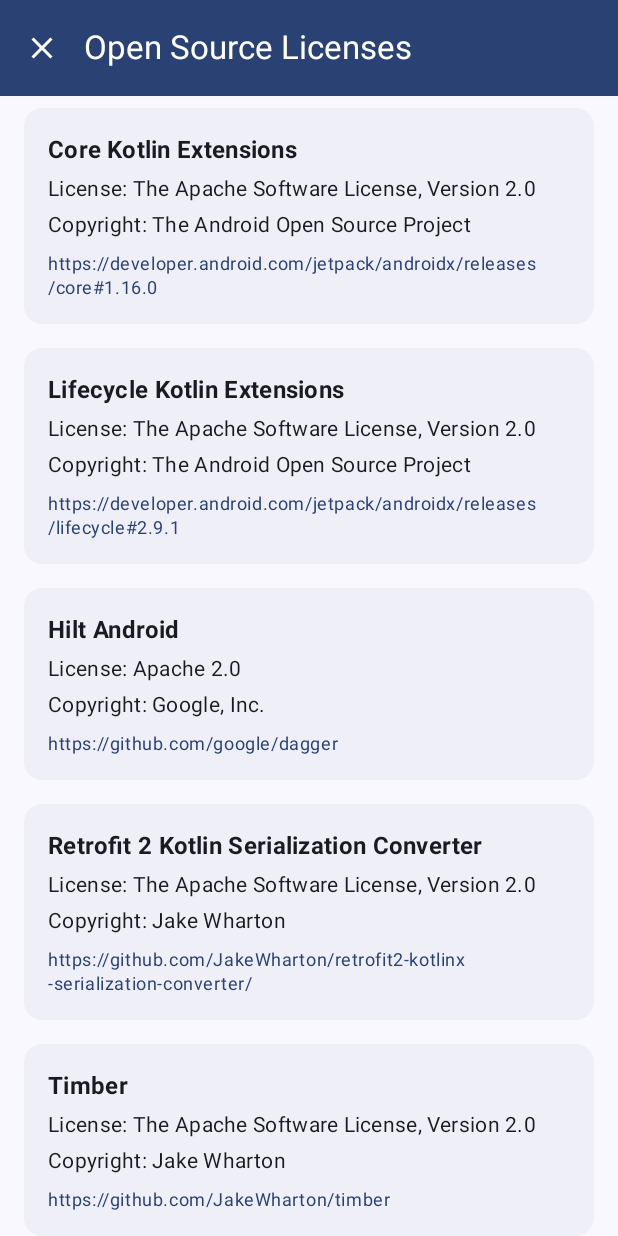
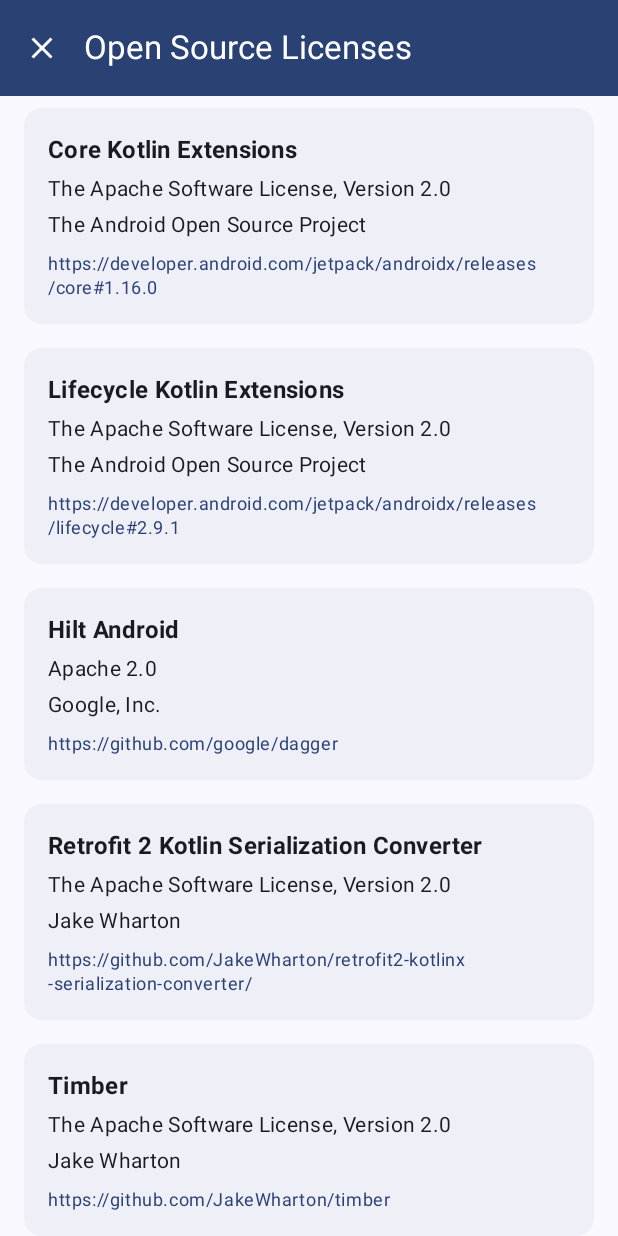
Before and after one commit to keiji/android-device-integrity, an Android app built with Jetpack Compose: the LicenseActivity screen opened directly, with no data from a screen before it, on a phone screen of 412 x 824 dp. Run offline under Robolectric (Android 15) with nearby library versions, the phone set to English and light mode, and no system bars; our stand-ins replace Dagger/Hilt's generated code, Timber; libraries missing offline, so code that uses them is left out: com.jakewharton.retrofit2.

Commit message:
Refactor: Remove unnecessary string resources for license screen
Removes the `license_item_license_label` and `license_item_copyright_label` string resources.
The `LicenseScreen.kt` composable is updated to directly use the `licenseName` and `copyrightHolder` properties from the `LicenseInfo` object.

This change simplifies the code by removing indirection through string resources that were only formatting the display of existing data without providing translation or other benefits.

```diff
--- a/android/ui/license/src/main/java/dev/keiji/deviceintegrity/ui/license/LicenseScreen.kt
+++ b/android/ui/license/src/main/java/dev/keiji/deviceintegrity/ui/license/LicenseScreen.kt
@@ -70,12 +70,12 @@ fun LicenseItem(
             )
             Spacer(modifier = Modifier.height(4.dp))
             Text(
-                text = stringResource(R.string.license_item_license_label, licenseInfo.licenseName),
+                text = licenseInfo.licenseName,
                 style = MaterialTheme.typography.bodyMedium
             )
             Spacer(modifier = Modifier.height(4.dp))
             Text(
-                text = stringResource(R.string.license_item_copyright_label, licenseInfo.copyrightHolder),
+                text = licenseInfo.copyrightHolder,
                 style = MaterialTheme.typography.bodyMedium
             )
             licenseInfo.licenseUrl?.also { licenseUrl ->
--- a/android/ui/license/src/main/res/values/strings.xml
+++ b/android/ui/license/src/main/res/values/strings.xml
@@ -1,6 +1,4 @@
 <resources>
     <string name="open_source_licenses">Open Source Licenses</string>
     <string name="license_screen_close_button_description">Close</string>
-    <string name="license_item_license_label">License: %s</string>
-    <string name="license_item_copyright_label">Copyright: %s</string>
 </resources>
```
Also changed, not shown: 1 other file.
